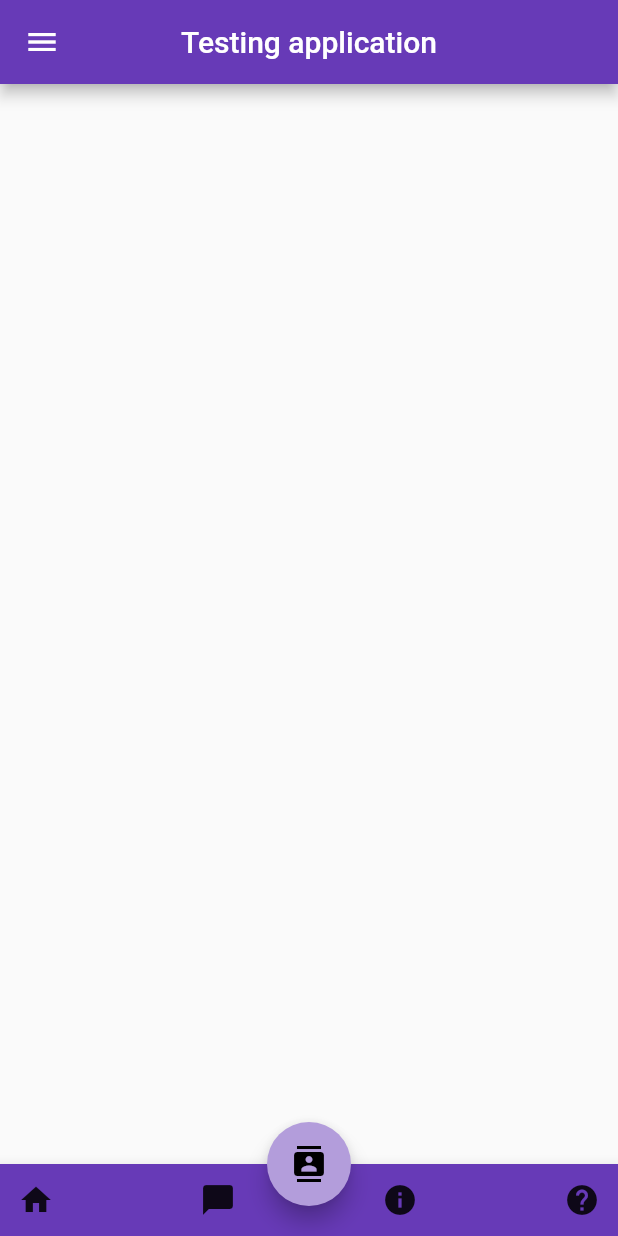
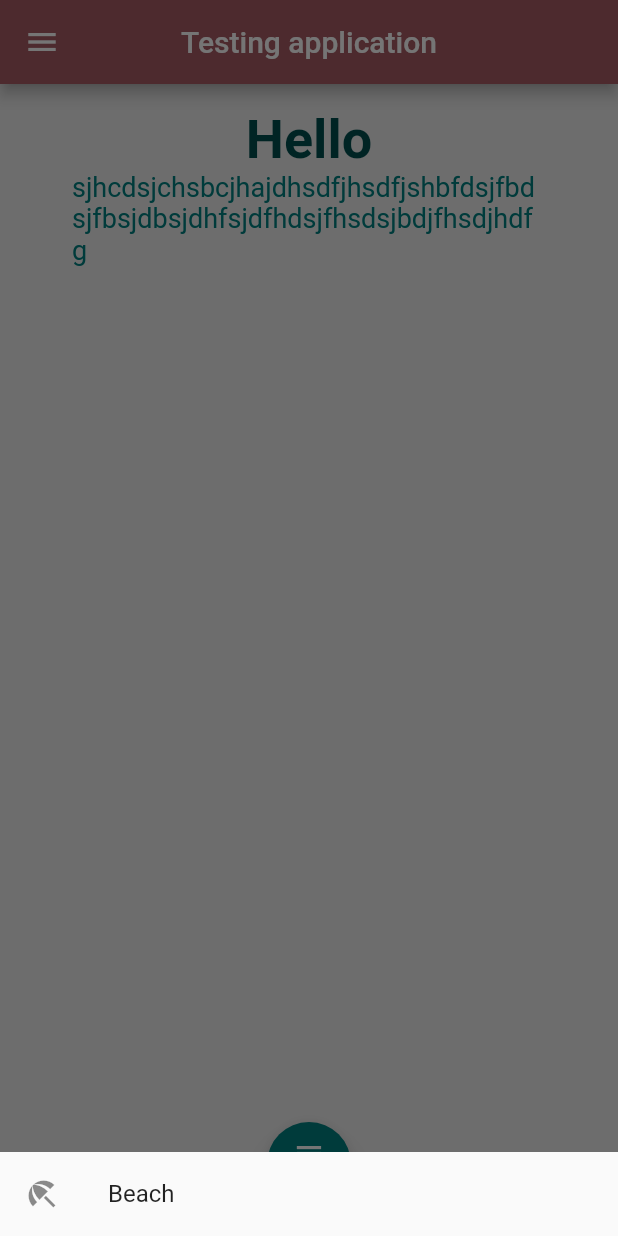
Before and after one commit to DonPPYBH/Flutter-App-Template, a Flutter app: the screen it shows after launch, after a tap on the "contacts" icon, on a phone screen of 412 x 824 dp. Run offline on Flutter 3.47's test engine with Material 2 defaults, Android fonts, the phone set to English and light mode, and no system bars.

Commit message:
Getting along with theming and such like bottom cards

```diff
--- a/lib/main.dart
+++ b/lib/main.dart
@@ -1,4 +1,5 @@
 import 'package:flutter/material.dart';
+import 'package:flutter_app_template/util/customcolours.dart';
 import 'package:flutter_app_template/util/settings.dart';
 
 void main() => runApp(new MyApp());
@@ -18,8 +19,9 @@ class MyApp extends StatelessWidget {
         // "hot reload" (press "r" in the console where you ran "flutter run",
         // or press Run > Flutter Hot Reload in IntelliJ). Notice that the
         // counter didn't reset back to zero; the application is not restarted.
-        primarySwatch: Colors.deepPurple,
-        accentColor: Colors.deepPurple[200],
+        //primarySwatch: Colors.cyan,
+        primaryColor: pColor50,
+        accentColor: sColor50,
       ),
       initialRoute: '/',
       routes: {
@@ -49,27 +51,27 @@ class _FirstScreenState extends State<FirstScreen> {
       children: <Widget> [
     IconButton(
         icon: Icon(Icons.home),
-        disabledColor: Theme.of(context).accentColor,
+        color: sColor300,
         onPressed: () {
           Navigator.pushNamed(context, '/');
         }
     ),
     IconButton(
         icon: Icon(Icons.chat_bubble),
-        disabledColor: Theme.of(context).accentColor,
+        color: sColor300,
         onPressed: () {
           Navigator.pushNamed(context, '/chat');
         }
     ),
     IconButton(
         icon: Icon(Icons.info),
-        disabledColor: Theme.of(context).accentColor,
+        color: sColor300,
         onPressed: () {
           Navigator.pushNamed(context, '/info');
         }    ),
     IconButton(
         icon: Icon(Icons.help),
-        disabledColor: Theme.of(context).accentColor,
+        color: sColor300,
         onPressed: () {
           Navigator.pushNamed(context, '/help');
         }
@@ -81,7 +83,7 @@ class _FirstScreenState extends State<FirstScreen> {
       DrawerHeader(
         child: Text('Profile'),
         decoration: BoxDecoration(
-            color: Theme.of(context).primaryColorLight
+            color: Theme.of(context).accentColor
         ),
       ),
       ListTile(
@@ -101,7 +103,7 @@ class _FirstScreenState extends State<FirstScreen> {
       AboutListTile(
         applicationIcon: Icon(Icons.home),
         applicationVersion: Constants.APPLICATION_VERSION,
-        icon: Icon(Icons.info),
+        icon: Icon(Icons.ac_unit),
       )
     ];
 
@@ -125,7 +127,21 @@ class _FirstScreenState extends State<FirstScreen> {
           child: const Icon(Icons.contacts),
           onPressed: () {
             setState(() {
-              Scaffold.of(context).hasDrawer;
+              //@TODO
+              showModalBottomSheet(
+                  context: context,
+                  builder: (BuildContext context) {
+                    return Column(
+                      mainAxisSize: MainAxisSize.min,
+                      children: <Widget>[
+                        ListTile(
+                          leading: Icon(Icons.beach_access),
+                          title: Text('Beach'),
+                        )
+                      ],
+                    );
+                  }
+              );
             });
           }
       ),
@@ -135,6 +151,29 @@ class _FirstScreenState extends State<FirstScreen> {
         color: Theme.of(context).primaryColor,
         child: bottomAppBarContents,
         hasNotch: true,
+      ),
+      body: Container(
+        color: backgroundColor,
+        padding: EdgeInsets.only(left: 48.0, right: 48.0, top: 16.0),
+        child: Column(
+          children: <Widget>[
+            Text(
+              'Hello',
+              style: TextStyle(
+                color: sColor300,
+                fontSize: 36.0,
+                fontWeight: FontWeight.w600
+              ),
+            ),
+            Text(
+                'sjhcdsjchsbcjhajdhsdfjhsdfjshbfdsjfbdsjfbsjdbsjdhfsjdfhdsjfhsdsjbdjfhsdjhdfg',
+              style: TextStyle(
+                fontSize: 18.0,
+                color: Theme.of(context).accentColor
+              ),
+            )
+          ],
+        ),
       ),
     );
   }
--- /dev/null
+++ b/lib/util/customcolours.dart
@@ -0,0 +1,11 @@
+
+//Used colors from the color converter website convertingcolors.com
+import 'package:flutter/material.dart';
+
+const sColor50 = const Color(0xFF008080);
+const sColor100 = const Color(0xFF006767);
+const sColor300 = const Color(0xFF004E4F);
+
+const pColor50 = const Color(0xFFA85B64);
+
+const backgroundColor = const Color(0xFFEDEDED);
```
